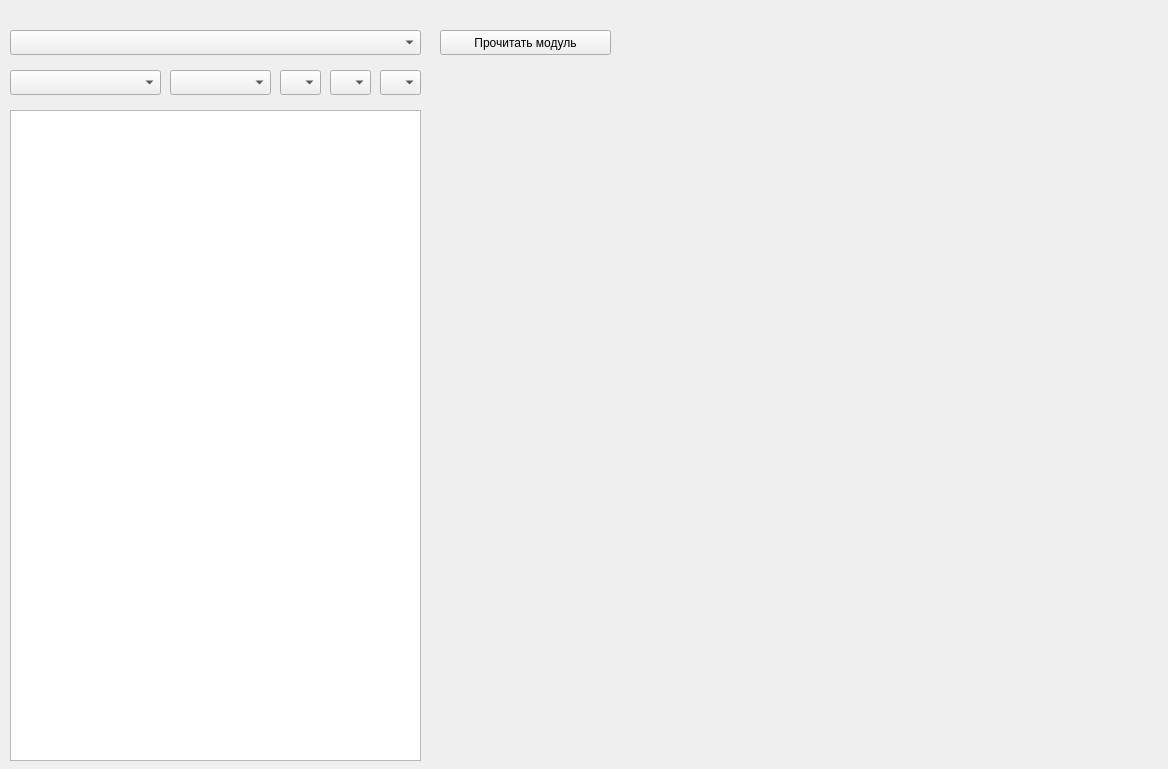
Qt form src/qt/UI/UI_MainWin.ui (ualex90/SmartHomeRecovery) before a commit.
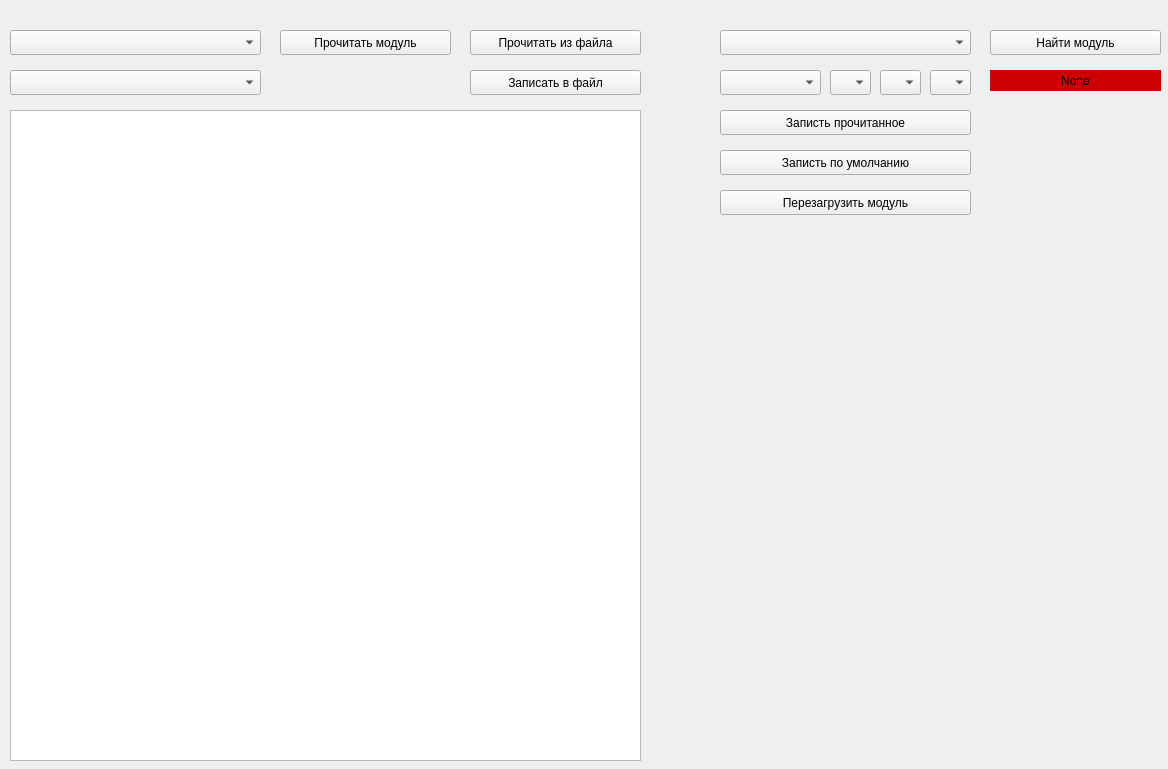
The same form after that commit.

Commit message: Исправлены ошибки, создан класс "Client"

```diff
--- a/src/qt/UI/UI_MainWin.ui
+++ b/src/qt/UI/UI_MainWin.ui
@@ -19,7 +19,7 @@
      <rect>
       <x>10</x>
       <y>30</y>
-      <width>411</width>
+      <width>251</width>
       <height>25</height>
      </rect>
     </property>
@@ -29,7 +29,7 @@
      <rect>
       <x>10</x>
       <y>110</y>
-      <width>411</width>
+      <width>631</width>
       <height>651</height>
      </rect>
     </property>
@@ -37,7 +37,7 @@
    <widget class="QPushButton" name="raed_device_button">
     <property name="geometry">
      <rect>
-      <x>440</x>
+      <x>280</x>
       <y>30</y>
       <width>171</width>
       <height>25</height>
@@ -52,7 +52,7 @@
      <rect>
       <x>10</x>
       <y>70</y>
-      <width>151</width>
+      <width>251</width>
       <height>25</height>
      </rect>
     </property>
@@ -60,7 +60,7 @@
    <widget class="QComboBox" name="baud_rate_box">
     <property name="geometry">
      <rect>
-      <x>170</x>
+      <x>720</x>
       <y>70</y>
       <width>101</width>
       <height>25</height>
@@ -70,7 +70,7 @@
    <widget class="QComboBox" name="data_bit_box">
     <property name="geometry">
      <rect>
-      <x>280</x>
+      <x>830</x>
       <y>70</y>
       <width>41</width>
       <height>25</height>
@@ -80,7 +80,7 @@
    <widget class="QComboBox" name="parity_box">
     <property name="geometry">
      <rect>
-      <x>330</x>
+      <x>880</x>
       <y>70</y>
       <width>41</width>
       <height>25</height>
@@ -90,13 +90,120 @@
    <widget class="QComboBox" name="stop_bit_box">
     <property name="geometry">
      <rect>
-      <x>380</x>
+      <x>930</x>
       <y>70</y>
       <width>41</width>
       <height>25</height>
      </rect>
     </property>
    </widget>
+   <widget class="QPushButton" name="search_module_button">
+    <property name="geometry">
+     <rect>
+      <x>990</x>
+      <y>30</y>
+      <width>171</width>
+      <height>25</height>
+     </rect>
+    </property>
+    <property name="text">
+     <string>Найти модуль</string>
+    </property>
+   </widget>
+   <widget class="QComboBox" name="write_client_box">
+    <property name="geometry">
+     <rect>
+      <x>720</x>
+      <y>30</y>
+      <width>251</width>
+      <height>25</height>
+     </rect>
+    </property>
+   </widget>
+   <widget class="QPushButton" name="raed_file_button">
+    <property name="geometry">
+     <rect>
+      <x>470</x>
+      <y>30</y>
+      <width>171</width>
+      <height>25</height>
+     </rect>
+    </property>
+    <property name="text">
+     <string>Прочитать из файла</string>
+    </property>
+   </widget>
+   <widget class="QPushButton" name="write_file_button">
+    <property name="geometry">
+     <rect>
+      <x>470</x>
+      <y>70</y>
+      <width>171</width>
+      <height>25</height>
+     </rect>
+    </property>
+    <property name="text">
+     <string>Записать в файл</string>
+    </property>
+   </widget>
+   <widget class="QPushButton" name="write_device_button">
+    <property name="geometry">
+     <rect>
+      <x>720</x>
+      <y>110</y>
+      <width>251</width>
+      <height>25</height>
+     </rect>
+    </property>
+    <property name="text">
+     <string>Записть прочитанное</string>
+    </property>
+   </widget>
+   <widget class="QPushButton" name="default_device_button">
+    <property name="geometry">
+     <rect>
+      <x>720</x>
+      <y>150</y>
+      <width>251</width>
+      <height>25</height>
+     </rect>
+    </property>
+    <property name="text">
+     <string>Записть по умолчанию</string>
+    </property>
+   </widget>
+   <widget class="QPushButton" name="reboot_device_button">
+    <property name="geometry">
+     <rect>
+      <x>720</x>
+      <y>190</y>
+      <width>251</width>
+      <height>25</height>
+     </rect>
+    </property>
+    <property name="text">
+     <string>Перезагрузить модуль</string>
+    </property>
+   </widget>
+   <widget class="QLabel" name="search_status_label">
+    <property name="geometry">
+     <rect>
+      <x>990</x>
+      <y>70</y>
+      <width>171</width>
+      <height>21</height>
+     </rect>
+    </property>
+    <property name="styleSheet">
+     <string notr="true">background-color: rgb(204, 0, 0);</string>
+    </property>
+    <property name="text">
+     <string>None</string>
+    </property>
+    <property name="alignment">
+     <set>Qt::AlignCenter</set>
+    </property>
+   </widget>
   </widget>
  </widget>
  <resources/>
```
Left out of the diff: 2 changed lines with no effect on the pictures. The commit also changes 7 other files.
